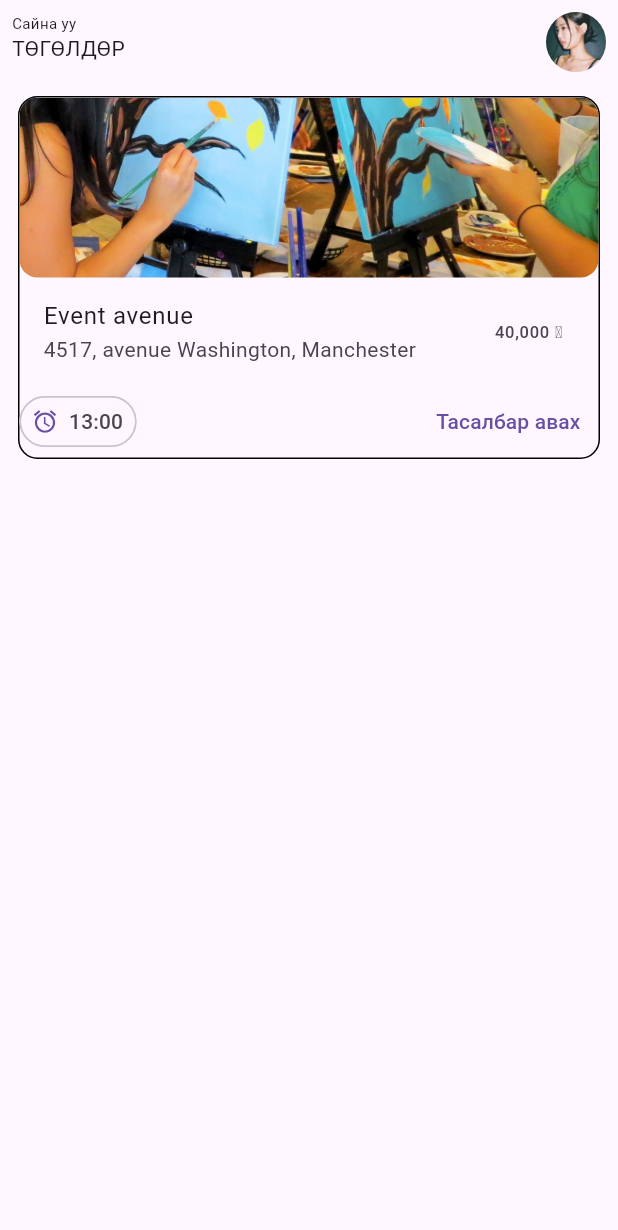
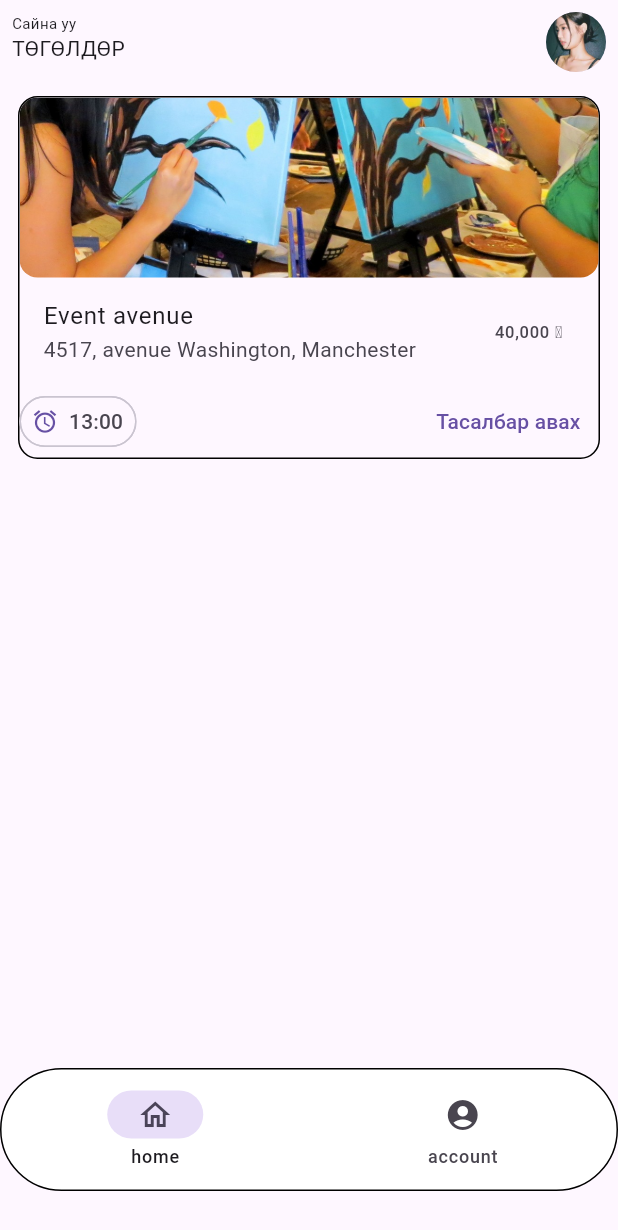
Before and after one commit to tuguldurq/lodise_app, a Flutter app: the screen it shows after launch, on a phone screen of 412 x 824 dp. Shown: the top 1230 px of the screen. Run offline on Flutter 3.47's test engine with Material 3 defaults, Android fonts, the light colour scheme and no system bars; our stand-ins replace go_router.

Commit message:
bottom navigation bar design

```diff
--- /dev/null
+++ b/devtools_options.yaml
@@ -0,0 +1,3 @@
+description: This file stores settings for Dart & Flutter DevTools.
+documentation: https://docs.flutter.dev/tools/devtools/extensions#configure-extension-enablement-states
+extensions:
--- a/lib/ui/home/widgets/home_screen.dart
+++ b/lib/ui/home/widgets/home_screen.dart
@@ -36,6 +36,27 @@ class HomeScreen extends StatelessWidget {
           return EventWidget();
         },
       ),
+      bottomNavigationBar: Container(
+        margin: EdgeInsets.only(bottom: 30),
+        decoration: BoxDecoration(
+          color: Colors.white,
+          border: Border.all(),
+          borderRadius: BorderRadius.circular(50.0),
+        ),
+        child: NavigationBar(
+          backgroundColor: Colors.transparent,
+          destinations: [
+            NavigationDestination(
+              icon: Icon(Icons.home_outlined),
+              label: 'home',
+            ),
+            NavigationDestination(
+              icon: Icon(Icons.account_circle),
+              label: 'account',
+            ),
+          ],
+        ),
+      ),
     );
   }
 }
```
